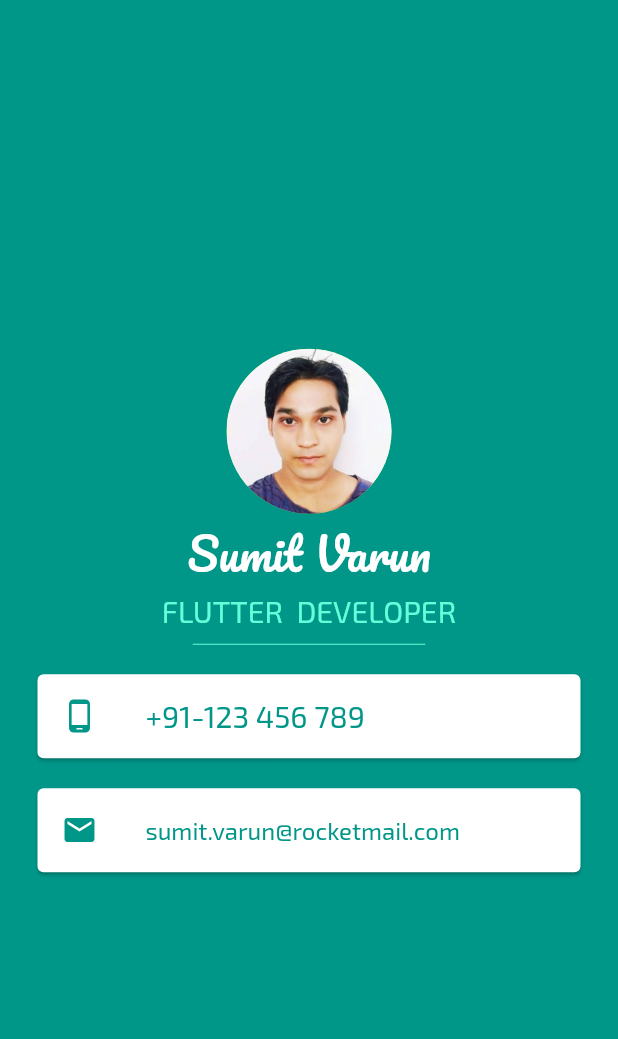
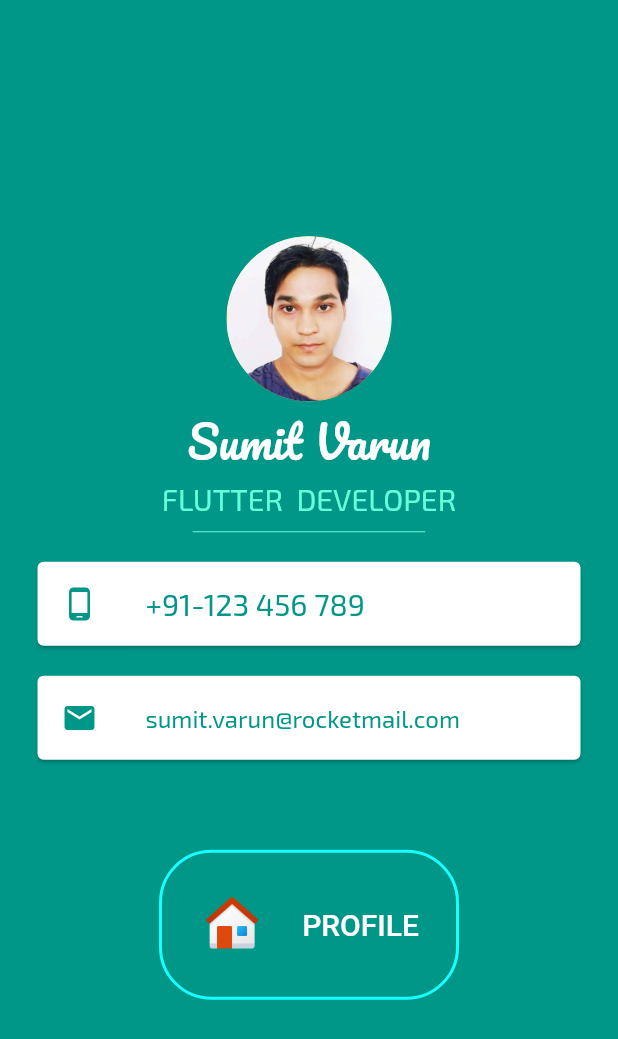
Before and after one commit to sumitvarun/my_card, a Flutter app: the screen it shows after launch, on a phone screen of 412 x 824 dp. Shown: the top 1039 px of the screen. Run offline on Flutter 3.47's test engine with Material 2 defaults, Android fonts, the phone set to English and light mode, and no system bars; project files that could hold a hidden picture were left out.

Commit message:
add OutlineButton to main.dart

```diff
--- a/lib/main.dart
+++ b/lib/main.dart
@@ -1,5 +1,6 @@
 import 'package:flutter/cupertino.dart';
 import 'package:flutter/material.dart';
+import 'package:mycard/profile.dart';
 
 void main() {
   runApp(MyApp());
@@ -9,7 +10,15 @@ class MyApp extends StatelessWidget {
   @override
   Widget build(BuildContext context) {
     return MaterialApp(
-      home: Scaffold(
+      home: HomeScreen(),
+    );
+  }
+}
+
+class HomeScreen extends StatelessWidget {
+  @override
+  Widget build(BuildContext context) {
+    return Scaffold(
       backgroundColor: Colors.teal,
       body: SafeArea(
         child: Column(
@@ -48,8 +57,7 @@ class MyApp extends StatelessWidget {
             ),
             Card(
                 color: Colors.white,
-                  margin:
-                      EdgeInsets.symmetric(vertical: 10.0, horizontal: 25.0),
+                margin: EdgeInsets.symmetric(vertical: 10.0, horizontal: 25.0),
                 child: ListTile(
                   leading: Icon(
                     Icons.phone_android,
@@ -82,8 +90,46 @@ class MyApp extends StatelessWidget {
                 ),
               ),
             ),
+            SizedBox(
+              height: 50.0,
+            ),
+            SizedBox(
+                width: 200.0,
+                height: 100.0,
+                child: OutlineButton(
+                  borderSide: BorderSide(width: 2.0, color: Colors.cyanAccent),
+                  padding: EdgeInsets.only(left: 22.0),
+                  color: Colors.teal[800],
+                  shape: RoundedRectangleBorder(
+                    borderRadius: BorderRadius.circular(35.0),
+                  ),
+                  onPressed: () {
+                    Navigator.push(
+                      context,
+                      MaterialPageRoute(builder: (context) => Profile()),
+                    );
+                  },
+                  child: Row(
+                    mainAxisAlignment: MainAxisAlignment.spaceEvenly,
+                    children: <Widget>[
+                      Image.asset(
+                        'images/home.png',
+                        height: 40,
+                      ),
+                      Padding(
+                        padding: EdgeInsets.all(20.0),
+                        child: Text(
+                          'PROFILE',
+                          style: TextStyle(
+                            color: Colors.white,
+                            fontSize: 20.0,
+                          ),
+                        ),
+                      )
                     ],
                   ),
+                )),
+          ],
         ),
       ),
     );
--- a/pubspec.yaml
+++ b/pubspec.yaml
@@ -43,6 +43,7 @@ flutter:
   # To add assets to your application, add an assets section, like this:
   assets:
     - images/sumitkkkk.jpg
+    - images/home.png
 
   # An image asset can refer to one or more resolution-specific "variants", see
   # https://flutter.dev/assets-and-images/#resolution-aware.
```
Also changed, not shown: lib/profile.dart (added, +20 -0 lines), images/home.png (added), pubspec.lock. Lines whose indentation alone changed are shown as unchanged.
